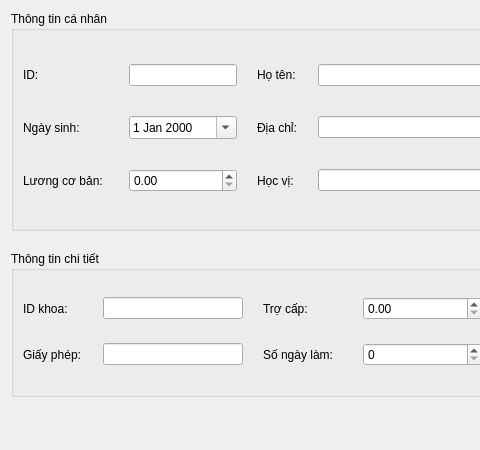
Taylor3691/Hospital-Management-Project, file src/views/EmployeeRecordView.ui: the form before one commit; both pictures show x 0 to 480 and y 0 to 450 of the 800 by 450 pixel window.
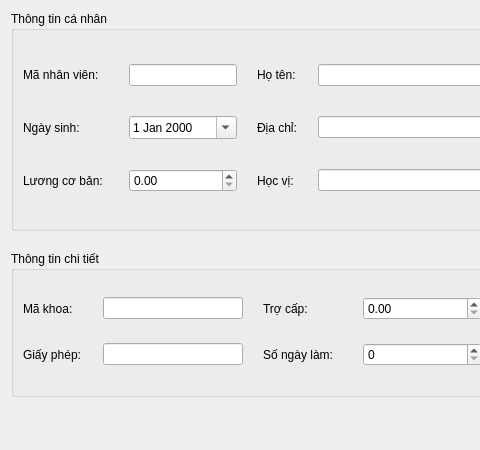
The form after the commit. Icons and pictures are not drawn.

Commit message: chore(ui): update labels which have text is "ID" to "Mã"

```diff
--- a/src/views/EmployeeRecordView.ui
+++ b/src/views/EmployeeRecordView.ui
@@ -2474,7 +2474,7 @@
              </size>
             </property>
             <property name="text">
-             <string>ID:</string>
+             <string>Mã nhân viên:</string>
             </property>
            </widget>
           </item>
@@ -2586,7 +2586,7 @@
              </size>
             </property>
             <property name="text">
-             <string>ID khoa:</string>
+             <string>Mã khoa:</string>
             </property>
            </widget>
           </item>
```
The commit also changes 5 other files.
